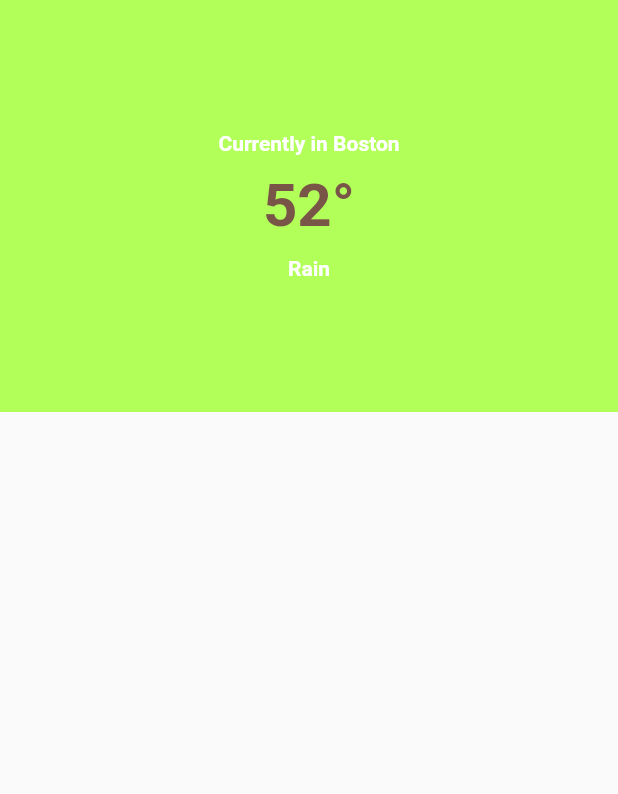
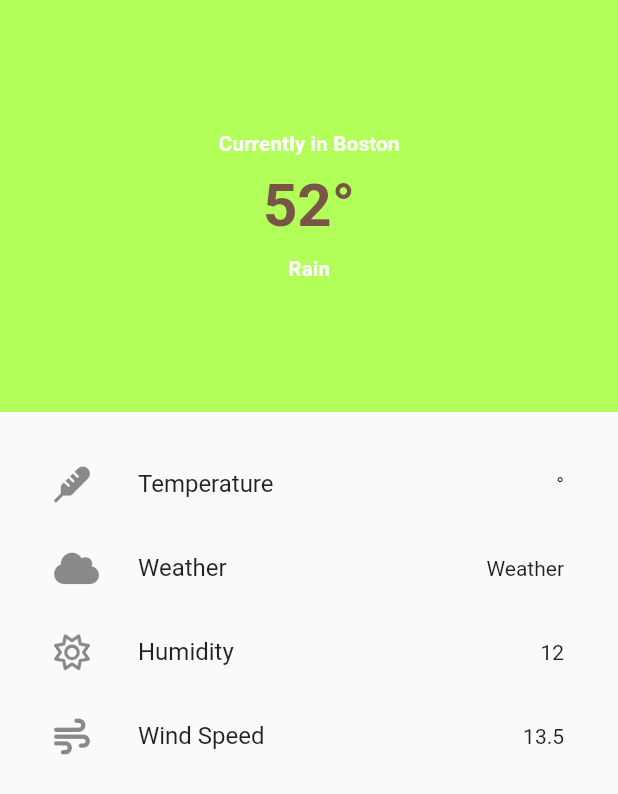
Before and after one commit to Khalid511/weather_app_assignment, a Flutter app: the screen it shows after launch, on a phone screen of 412 x 824 dp. Shown: the top 794 px of the screen. Run offline on Flutter 3.47's test engine with Material 2 defaults, Android fonts, the phone set to English and light mode, and no system bars; our stand-ins replace font_awesome_flutter.

Commit message:
add weather feature to UI

```diff
--- a/lib/main.dart
+++ b/lib/main.dart
@@ -65,6 +65,35 @@ class _HomeState extends State<Home> {
                 )
               ],
             ),
+          ),
+          Expanded(
+              child: Padding(
+                padding: EdgeInsets.all(20.0),
+                child: ListView(
+                  children: <Widget>[
+                    ListTile(
+                      leading: FaIcon(FontAwesomeIcons.thermometer),
+                      title: Text("Temperature"),
+                      trailing: Text("\u00B0"),
+                    ),
+                    ListTile(
+                      leading: FaIcon(FontAwesomeIcons.cloud),
+                      title: Text("Weather"),
+                      trailing: Text("Weather"),
+                    ),
+                    ListTile(
+                      leading: FaIcon(FontAwesomeIcons.sun),
+                      title: Text("Humidity"),
+                      trailing: Text("12"),
+                    ),
+                    ListTile(
+                      leading: FaIcon(FontAwesomeIcons.wind),
+                      title: Text("Wind Speed"),
+                      trailing: Text("13.5"),
+                    )
+                  ],
+                ),
+              ),
           )
         ],
       ),
```
